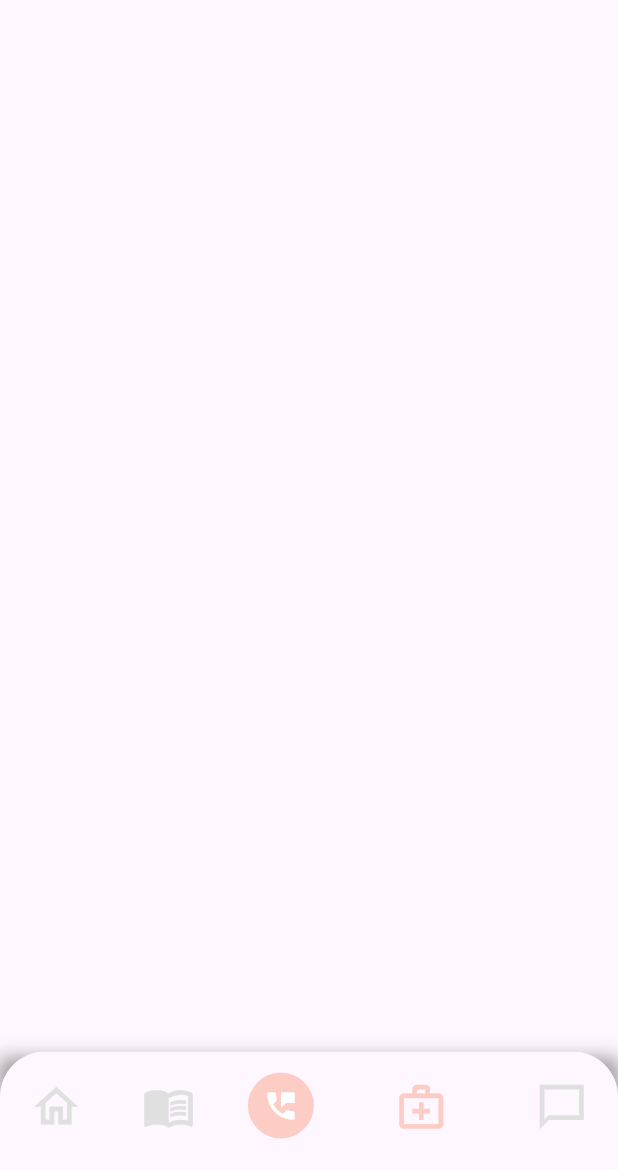
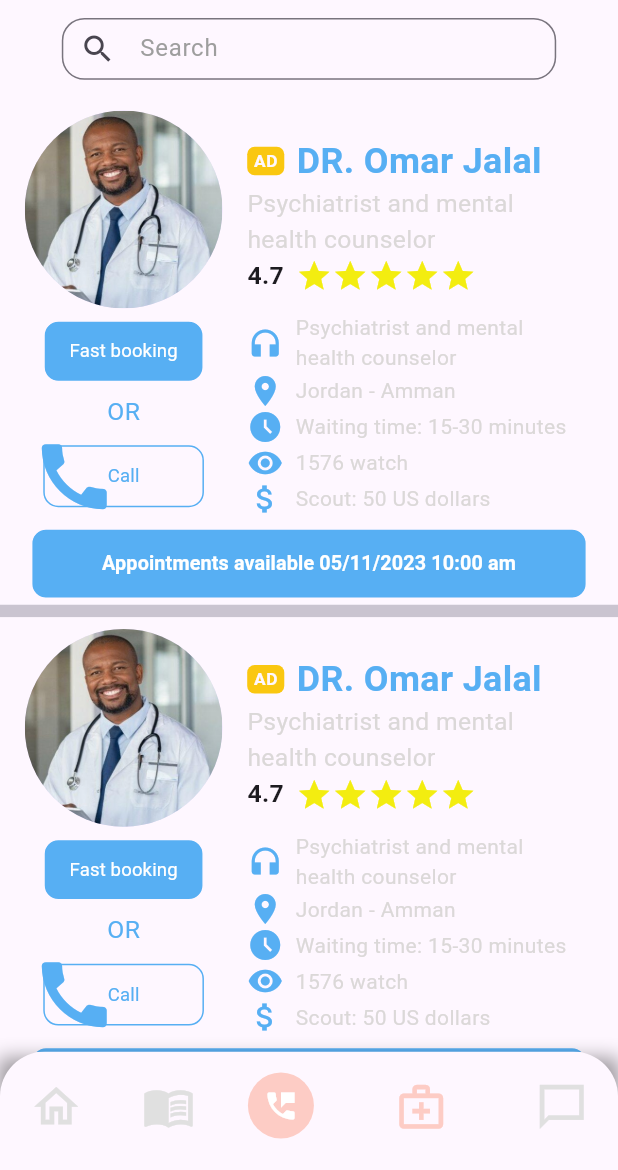
Before and after one commit to ibrahem063/psychePulse, a Flutter app: the screen it shows after launch, item 4 of the bottom bar chosen, on a phone screen of 412 x 824 dp, the part 66-1236 px from its top. Run offline on Flutter 3.47's test engine with Material 3 defaults, Android fonts, the phone set to English and light mode, and no system bars; our stand-ins replace conditional_builder_null_safety.

Commit message:
doctor details

```diff
--- /dev/null
+++ b/lib/model/doctor_details_model.dart
@@ -0,0 +1,10 @@
+
+import 'package:flutter/material.dart';
+
+class DoctorDetailsModel{
+
+  final IconData icon;
+  final String data;
+
+  DoctorDetailsModel({required this.icon, required this.data});
+}
--- a/lib/view/screen/doctor_screen.dart
+++ b/lib/view/screen/doctor_screen.dart
@@ -1,4 +1,8 @@
 import 'package:flutter/material.dart';
+import 'package:psychepulse/view/widget/compoents/components.dart';
+
+import '../../model/doctor_details_model.dart';
+import '../widget/doctor_details_widget.dart';
 
 class DoctorScreen extends StatefulWidget {
   const DoctorScreen({super.key});
@@ -8,8 +12,55 @@ class DoctorScreen extends StatefulWidget {
 }
 
 class _DoctorScreenState extends State<DoctorScreen> {
+  final TextEditingController _controller = TextEditingController();
+
+  List<DoctorDetailsModel> doctorDetails = [
+    DoctorDetailsModel(
+        icon: Icons.headphones,
+        data: 'Psychiatrist and mental health counselor'),
+    DoctorDetailsModel(icon: Icons.location_on, data: 'Jordan - Amman'),
+    DoctorDetailsModel(
+        icon: Icons.access_time_filled, data: 'Waiting time: 15-30 minutes'),
+    DoctorDetailsModel(icon: Icons.remove_red_eye, data: '1576 watch'),
+    DoctorDetailsModel(
+        icon: Icons.attach_money_outlined, data: 'Scout: 50 US dollars'),
+  ];
+
   @override
   Widget build(BuildContext context) {
-    return SafeArea(child: Center());
+    return Column(
+      children: [
+        const SizedBox(
+          width: double.infinity,
+        ),
+        defaultFormField(
+            controller: _controller,
+            tybe: TextInputType.none,
+            validator:(p0) {
+              return null;
+            },
+            radius: 15,
+            pref: Icons.search,
+            label: 'Search',
+            width: widthOrHeight0(context, 1) * 0.4,
+            height: widthOrHeight0(context, 0) * 0.05),
+        SizedBox(
+          height: widthOrHeight0(context, 0) * 0.02,
+        ),
+        Expanded(
+          child: ListView.separated(
+            separatorBuilder: (context, index) => Divider(thickness: widthOrHeight0(context, 0)*0.01,),
+            itemBuilder: (context, index) => DoctorDetailsWidget(
+            doctorDetails: doctorDetails,
+            path: 'assets/images/doctor.jpg',
+            name: 'DR. Omar Jalal',
+            subTitle: 'Psychiatrist and mental health counselor',
+            rate: 4.7,
+          ),
+              itemCount: 2,
+          ),
+        )
+      ],
+    );
   }
 }
--- a/lib/view/screen/profile_screen.dart
+++ b/lib/view/screen/profile_screen.dart
@@ -8,10 +8,9 @@ class ProfileScreen extends StatelessWidget {
 
   @override
   Widget build(BuildContext context) {
-    ElevationOverlay.applyOverlay(
-        context, Theme.of(context).scaffoldBackgroundColor, 4);
     return Scaffold(
       appBar: AppBar(
+        backgroundColor: Theme.of(context).scaffoldBackgroundColor,
         actions: [
           Text(
             'PsychePulse',
--- a/lib/view/widget/compoents/components.dart
+++ b/lib/view/widget/compoents/components.dart
@@ -9,22 +9,24 @@ Widget defaultButton({
   required String text,
   double fontSize=18.0,
   double borderRadius=0.0,
+  TextStyle? textStyle,
+  FontWeight fontWeight = FontWeight.w400,
+  Color borderColor =const Color(0xFFFDCCC5),
 })=>Container(
   width: width,
   height: height,
   decoration: BoxDecoration(
       borderRadius: BorderRadiusDirectional.circular(borderRadius),
-    border: Border.all(color: Color(0xFFFDCCC5) ),
+    border: Border.all(color: borderColor ),
     color: background ,
   ),
   clipBehavior: Clip.antiAlias,
   child: MaterialButton(
-
     onPressed:function,
     child: Text(
       text,
       style: TextStyle(
-        fontWeight: FontWeight.w400,
+        fontWeight: fontWeight,
         color: TextColor,
         fontSize: fontSize,
       ),
@@ -41,14 +43,17 @@ Widget defaultFormField({
   final String? text,
   final String? label,
   Function()? onTap,
+  final double? width ,
+  final double? height ,
   double radius=0.0,
   IconData? suffixIcon,
+  IconData? pref,
   bool isPassword=false,
   Function()?suffixonPressed,
   bool isClickable=true,
 })=>SizedBox(
-  width: 350.0,
-  height: 80.0,
+  width: width,
+  height: height,
   child: TextFormField(
     controller: controller,
     keyboardType: tybe,
@@ -61,6 +66,7 @@ Widget defaultFormField({
     onTap:onTap ,
     enabled:isClickable ,
     decoration: InputDecoration(
+      prefixIcon: Icon(pref),
      hintText: text,
       labelText: label,
       labelStyle: const TextStyle(
--- /dev/null
+++ b/lib/view/widget/doctor_details_widget.dart
@@ -0,0 +1,203 @@
+
+import 'package:flutter/material.dart';
+
+import '../../model/doctor_details_model.dart';
+import 'compoents/components.dart';
+
+class DoctorDetailsWidget extends StatelessWidget {
+  const DoctorDetailsWidget({
+    super.key,
+    required this.doctorDetails,
+    required this.path, required this.name, required this.subTitle, required this.rate,
+  });
+
+  final List<DoctorDetailsModel> doctorDetails;
+  final String path;
+  final String name;
+  final String subTitle;
+  final double rate;
+
+  @override
+  Widget build(BuildContext context) {
+    return SizedBox(
+      width: double.infinity,
+      height: widthOrHeight0(context, 0) * 0.4,
+      child: Column(
+        children: [
+          Expanded(
+            flex: 6,
+            child: Row(
+              children: [
+                Expanded(
+                    flex: 2,
+                    child: Column(
+                      mainAxisAlignment: MainAxisAlignment.spaceAround,
+                      children: [
+                        CircleAvatar(
+                          radius: widthOrHeight0(context, 1) * 0.08,
+                          foregroundImage: AssetImage(path),
+                        ),
+                        defaultButton(
+                            text: 'Fast booking',
+                            width: widthOrHeight0(context, 1) * 0.13,
+                            fontSize: widthOrHeight0(context, 1) * 0.015,
+                            height: widthOrHeight0(context, 0) * 0.05,
+                            background: const Color(0xff57aff3),
+                            borderRadius: 10,
+                            borderColor:
+                            Theme.of(context).scaffoldBackgroundColor),
+                        Text(
+                          'OR',
+                          style: TextStyle(
+                              color: const Color(0xff57aff3),
+                              fontSize: widthOrHeight0(context, 1) * 0.02),
+                        ),
+                        Stack(
+                          alignment: Alignment.center,
+                          children: [
+                            SizedBox(
+                              width: widthOrHeight0(context, 1) * 0.15,
+                              height: widthOrHeight0(context, 0) * 0.055,
+                            ),
+                            defaultButton(
+                              text: 'Call',
+                              width: widthOrHeight0(context, 1) * 0.13,
+                              fontSize: widthOrHeight0(context, 1) * 0.015,
+                              height: widthOrHeight0(context, 0) * 0.05,
+                              background:
+                              Theme.of(context).scaffoldBackgroundColor,
+                              borderRadius: 10,
+                              borderColor: const Color(0xff57aff3),
+                              TextColor: const Color(0xff57aff3),
+                            ),
+                            Positioned(
+                                left: 0,
+                                child: Icon(
+                                  Icons.call,
+                                  color: const Color(0xff57aff3),
+                                  size: widthOrHeight0(context, 0) * 0.07,
+                                ))
+                          ],
+                        ),
+                        SizedBox()
+                      ],
+                    )),
+                Expanded(
+                    flex: 3,
+                    child: Column(
+                      crossAxisAlignment: CrossAxisAlignment.start,
+                      children: [
+                        SizedBox(height: widthOrHeight0(context, 0)*0.025,),
+                        Row(
+                          children: [
+                            Container(
+                              alignment: Alignment.center,
+                              width: widthOrHeight0(context, 1) * 0.03,
+                              height: widthOrHeight0(context, 0) * 0.023,
+                              decoration: const BoxDecoration(
+                                  color: Color(0xfffac710),
+                                  borderRadius:
+                                  BorderRadius.all(Radius.circular(5))),
+                              child: Text(
+                                'AD',
+                                style: TextStyle(
+                                    fontWeight: FontWeight.bold,
+                                    color: Theme.of(context)
+                                        .scaffoldBackgroundColor,
+                                    fontSize:
+                                    widthOrHeight0(context, 1) * 0.014),
+                              ),
+                            ),
+                            SizedBox(
+                              width: widthOrHeight0(context, 1) * 0.01,
+                            ),
+                            SizedBox(
+                              width: widthOrHeight0(context, 1) * 0.23,
+                              child: Text(
+                                name,
+                                style: TextStyle(
+                                    color: const Color(0xff57aff3),
+                                    fontWeight: FontWeight.bold,
+                                    fontSize:
+                                    widthOrHeight0(context, 1) * 0.029),
+                              ),
+                            ),
+                          ],
+                        ),
+                        SizedBox(
+                          width: widthOrHeight0(context, 1) * 0.27,
+                          child: Text(
+                            subTitle,
+                            style: TextStyle(
+                                color: const Color(0xffdbd8d8),
+                                fontSize: widthOrHeight0(context, 1) * 0.02),
+                          ),
+                        ),
+                        Row(
+                          children: [
+                            Text(
+                              rate.toString(),
+                              style: TextStyle(
+                                  fontSize: widthOrHeight0(context, 1) * 0.02,
+                                  fontWeight: FontWeight.bold),
+                            ),
+                            SizedBox(
+                              width: widthOrHeight0(context, 1) * 0.01,
+                            ),
+                            Row(
+                              children: List.generate(
+                                  5,
+                                      (index) => const Icon(
+                                    Icons.star,
+                                    color: Color(0xfff3ed10),
+                                  )),
+                            )
+                          ],
+                        ),
+                        SizedBox(height: widthOrHeight0(context, 0)*0.015,),
+                        Column(
+                          children:
+                          List.generate(doctorDetails.length, (index) {
+                            return Row(
+                              children: [
+                                Icon(
+                                  doctorDetails[index].icon,
+                                  color: const Color(0xff57aff3),
+                                ),
+                                SizedBox(
+                                  width: widthOrHeight0(context, 1) * 0.01,
+                                ),
+                                SizedBox(
+                                    width: widthOrHeight0(context, 1) * 0.23,
+                                    child: Text(
+                                      doctorDetails[index].data,
+                                      style: const TextStyle(
+                                          color: Color(0xffdbd8d8)),
+                                    ))
+                              ],
+                            );
+                          }),
+                        )
+                      ],
+                    )),
+              ],
+            ),
+          ),
+          Expanded(
+            flex: 1,
+            child: defaultButton(
+                text: 'Appointments available 05/11/2023 10:00 am',
+                fontSize: widthOrHeight0(context, 1) * 0.016,
+                background: const Color(0xff57aff3),
+                borderColor: Theme.of(context).scaffoldBackgroundColor,
+                fontWeight: FontWeight.bold,
+                borderRadius: 10,
+                width: widthOrHeight0(context, 1)*0.45,
+                height: widthOrHeight0(context, 0)*0.001
+            ),
+          ),
+        ],
+      ),
+    );
+  }
+}
```
Also changed, not shown: assets/images/doctor.jpg (added), assets/images/headDoc.png (added).
